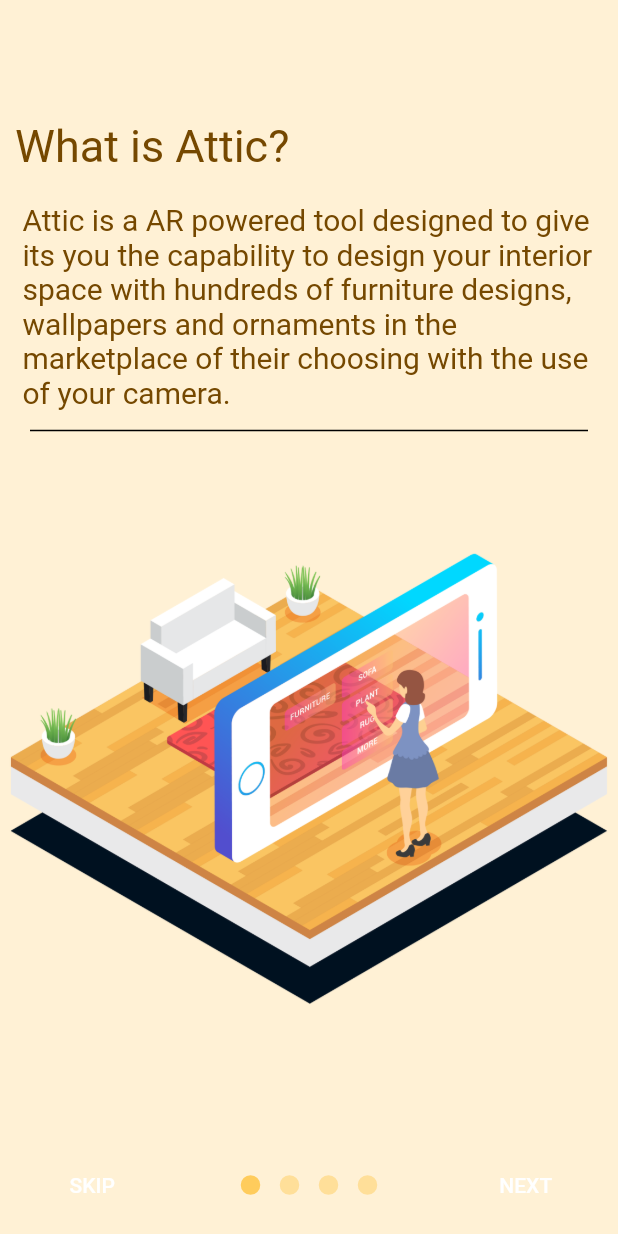
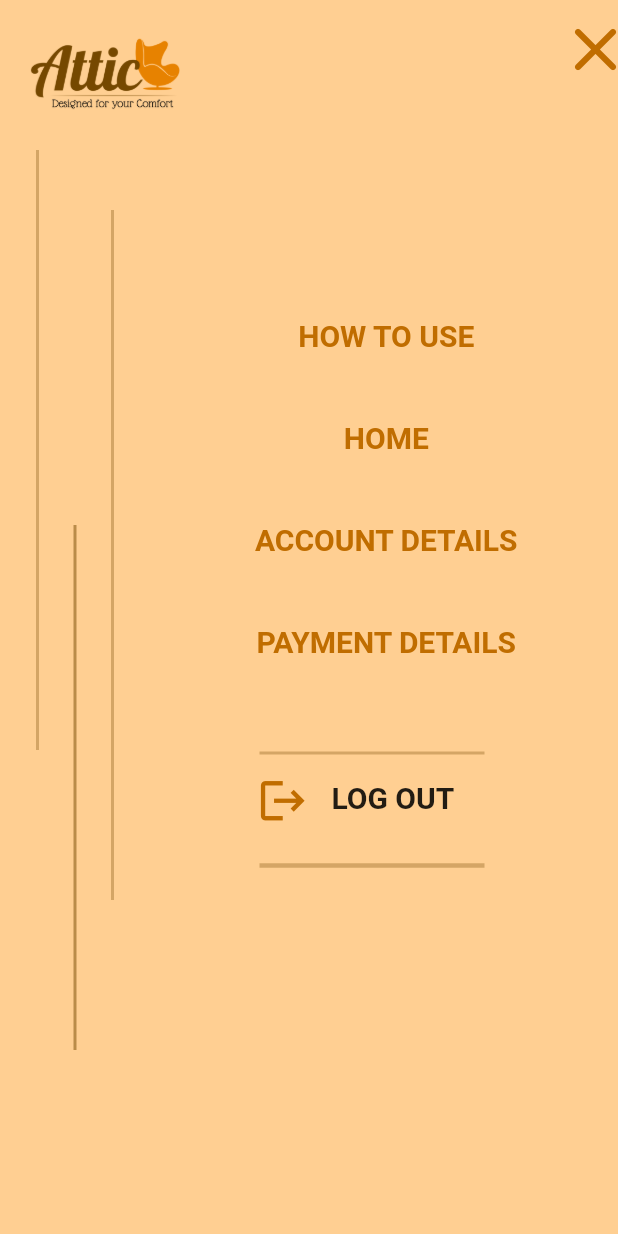
Before and after one commit to KavinduKatuwandeniya/Attic, a Flutter app: the screen it shows after launch, on a phone screen of 412 x 824 dp. Run offline on Flutter 3.47's test engine with Material 2 defaults, Android fonts, the phone set to English and light mode, and no system bars; drawn by our look-alikes of intro_slider.

Commit message:
Main Menu

```diff
--- a/lib/main.dart
+++ b/lib/main.dart
@@ -1,4 +1,5 @@
 import 'package:attic/intro.dart';
+import 'package:attic/menu.dart';
 import 'package:attic/startPage.dart';
 import 'package:flutter/material.dart';
 
@@ -17,7 +18,7 @@ class MyApp extends StatelessWidget {
         '/Home': (BuildContext context) => new Start()
 
       },
-      home: new Start(), //first page displayed
+      home: new menu(), //first page displayed
     );
   }
 }
--- /dev/null
+++ b/lib/menu.dart
@@ -0,0 +1,204 @@
+import 'package:attic/intro.dart';
+import 'package:flutter/cupertino.dart';
+import 'package:flutter/material.dart';
+import 'dart:io';
+import 'dart:math' as math;
+
+class menu extends StatefulWidget {
+  @override
+  _Menu createState() => new _Menu();
+}
+
+class _Menu extends State<menu>{
+  @override
+  Widget build(BuildContext context) {
+    return new Scaffold(
+      appBar: PreferredSize(
+          preferredSize: Size.fromHeight(100.0),
+          child: AppBar(
+            elevation: 0,
+              actions: <Widget>[
+                IconButton(
+                  icon: Icon(Icons.close_rounded, color: Color(0xFFC06D00), size: 50, ),
+                  onPressed: ()=> exit(0),
+                )
+              ],
+            backgroundColor:  Color(0xFFFFCF92),
+            automaticallyImplyLeading: false,
+
+            flexibleSpace: Row(
+              children: [
+                Container(
+                  padding: EdgeInsets.fromLTRB(20,0,0,0),
+                  child: Image.asset("images/logo4.png",  alignment: Alignment.topLeft,),
+                ),
+
+
+              ],
+            )
+          )
+      ),
+      body: new Container(
+        color: Color(0xFFFFCF92),
+        child: Row(
+
+          crossAxisAlignment: CrossAxisAlignment.stretch,
+          children: <Widget>[
+            Expanded(child: Column(
+              crossAxisAlignment: CrossAxisAlignment.stretch,
+              children: <Widget>[
+                Expanded(
+                  child: Container(
+                    color: Color(0xFFFFCF92),
+                    child: LayoutBuilder(
+                      builder: (BuildContext context, BoxConstraints constraints) {
+                        return CustomPaint(
+                          painter: MyPainter(),
+                          size: Size(constraints.maxWidth, constraints.maxHeight),
+                        );
+                      },
+
+
+                    ),
+                    ),
+                  ),
+              ],
+            )),
+            Expanded(
+              flex: 3,
+              child: Column(
+                crossAxisAlignment: CrossAxisAlignment.stretch,
+                children: <Widget>[
+                  Expanded(
+                    flex: 1,
+                    child: Container(
+                      padding: EdgeInsets.fromLTRB(0, 100, 0, 0),
+                      width: 400,
+                      color: Color(0xFFFFCF92),
+                      child: Column(
+                        children: [
+                          FlatButton(onPressed: null,
+
+                              child: Text("HOW TO USE",
+                                style: TextStyle(fontWeight: FontWeight.bold, fontSize: 20, color: Color(0xFFC06D00)),
+                              ),
+                            color: Color(0x00FFCD8C),
+
+                          ),
+                          Padding(padding: EdgeInsets.fromLTRB(0,10,10,10)),
+                          FlatButton(onPressed: null,
+
+                            child: Text("HOME",
+                              style: TextStyle(fontWeight: FontWeight.bold, fontSize: 20, color: Color(0xFFC06D00)),
+                            ),
+                            color: Color(0x00FFCD8C),
+
+                          ),
+                          Padding(padding: EdgeInsets.fromLTRB(0,10,10,10)),
+                          FlatButton(onPressed: null,
+
+                            child: Text("ACCOUNT DETAILS",
+                              style: TextStyle(fontWeight: FontWeight.bold, fontSize: 20, color: Color(0xFFC06D00)),
+                            ),
+                            color: Color(0x00FFCD8C),
+
+                          ),
+                          Padding(padding: EdgeInsets.fromLTRB(0,10,10,10)),
+                          FlatButton(onPressed: null,
+
+                            child: Text("PAYMENT DETAILS",
+                              style: TextStyle(fontWeight: FontWeight.bold, fontSize: 20, color: Color(0xFFC06D00)),
+                            ),
+                            color: Color(0x00FFCD8C),
+
+                          ),
+                          LayoutBuilder(
+                            builder: (BuildContext context, BoxConstraints constraints) {
+                              return CustomPaint(
+                                painter: MyHorizontalPainter(),
+                                size: Size(constraints.maxWidth, 10),
+                              );
+                            },
+
+
+                          ),
+
+
+                          Row(
+                            children: [
+                              Padding(padding: EdgeInsets.fromLTRB(40, 130, 20, 10)),
+                              IconButton(
+                                icon: Icon(Icons.logout, color: Color(0xFFC06D00), size: 35, ),
+                                onPressed: ()=> exit(0),
+                              ),
+                              Text("  LOG OUT", style: TextStyle(fontSize: 20, fontWeight: FontWeight.bold),),
+
+                            ],
+
+                          ),
+                          LayoutBuilder(
+                            builder: (BuildContext context, BoxConstraints constraints) {
+                              return CustomPaint(
+                                painter: MyHorizontalPainter2(),
+                                size: Size(constraints.maxWidth, 10),
+                              );
+                            },
+
+
+                          ),
+
+                        ],
+                      ),
+                    ),
+                  ),
+
+                ],
+              ),
+            ),],)
+      ),
+    );
+  }
+}
+class MyPainter extends CustomPainter {
+  @override
+  void paint(Canvas canvas, Size size) {
+    Paint linePaint = Paint()..strokeWidth = 2;
+    linePaint.color=Color(0X4F754800);
+    Paint linePaint2 = Paint()..strokeWidth = 2;
+    linePaint2.color=Color(0X7F754800);
+    canvas.drawLine(Offset(25, 0), Offset(25, 400), linePaint);
+    canvas.drawLine(Offset(50, 250), Offset(50, 600), linePaint2);
+    canvas.drawLine(Offset(75, 40), Offset(75, 500), linePaint);
+
+  }
+
+  @override
+  bool shouldRepaint(CustomPainter old) {
+    return true;
+  }
+}
+
+class MyHorizontalPainter extends CustomPainter{
+  @override
+  void paint(Canvas canvas, Size size){
+    Paint linePaint = Paint()..strokeWidth = 2;
+    linePaint.color=Color(0X4F754800);
+    canvas.drawLine(Offset(70, 50), Offset(220, 50), linePaint);
+  }
+  @override
+  bool shouldRepaint(CustomPainter old) {
+    return true;
+  }
+}
+class MyHorizontalPainter2 extends CustomPainter{
+  @override
+  void paint(Canvas canvas, Size size){
+    Paint linePaint = Paint()..strokeWidth = 3;
+    linePaint.color=Color(0X4F754800);
+    canvas.drawLine(Offset(70, -25), Offset(220, -25), linePaint);
+  }
+  @override
+  bool shouldRepaint(CustomPainter old) {
+    return true;
+  }
+}
--- a/pubspec.yaml
+++ b/pubspec.yaml
@@ -47,6 +47,7 @@ flutter:
   assets:
     - images/and.png
     - images/logo3.png
+    - images/logo4.png
     - images/intro.png
     - images/step1.png
     - images/step2.png
```
Also changed, not shown: assets/Fonts/segoeui.ttf (added), assets/Fonts/segoeuib.ttf (added), assets/Fonts/segoeuii.ttf (added), assets/Fonts/segoeuil.ttf (added), assets/Fonts/segoeuisl.ttf (added), assets/Fonts/segoeuiz.ttf (added), assets/Fonts/seguibl.ttf (added), assets/Fonts/seguibli.ttf (added), assets/Fonts/seguili.ttf (added), assets/Fonts/seguisb.ttf (added), assets/Fonts/seguisbi.ttf (added), assets/Fonts/seguisli.ttf (added), images/logo4.png (added).
